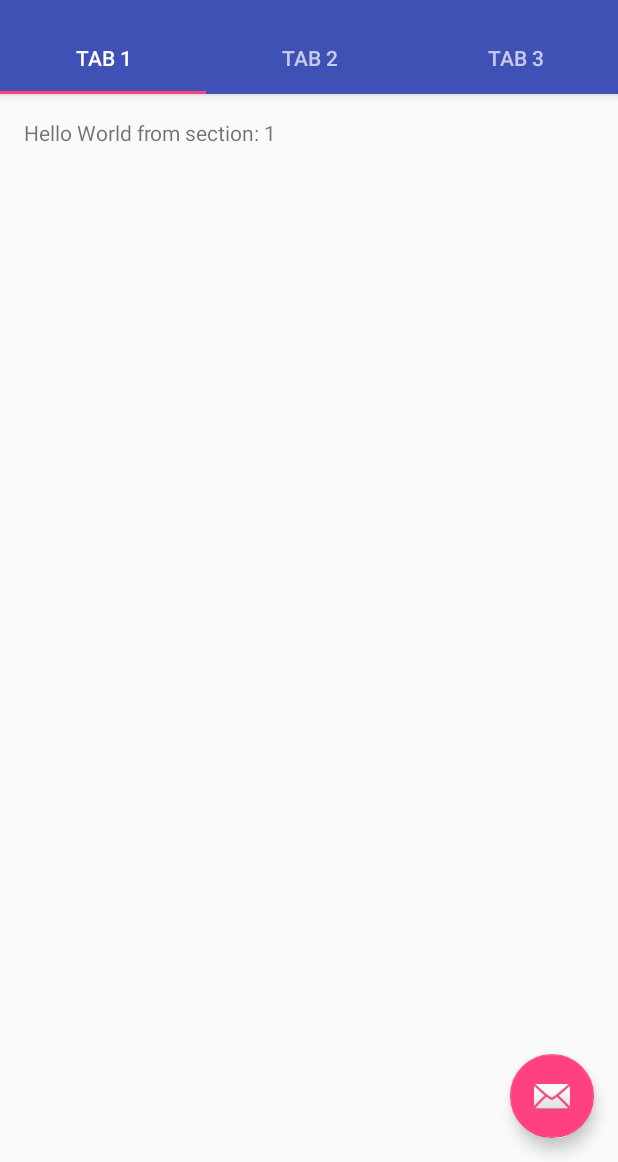
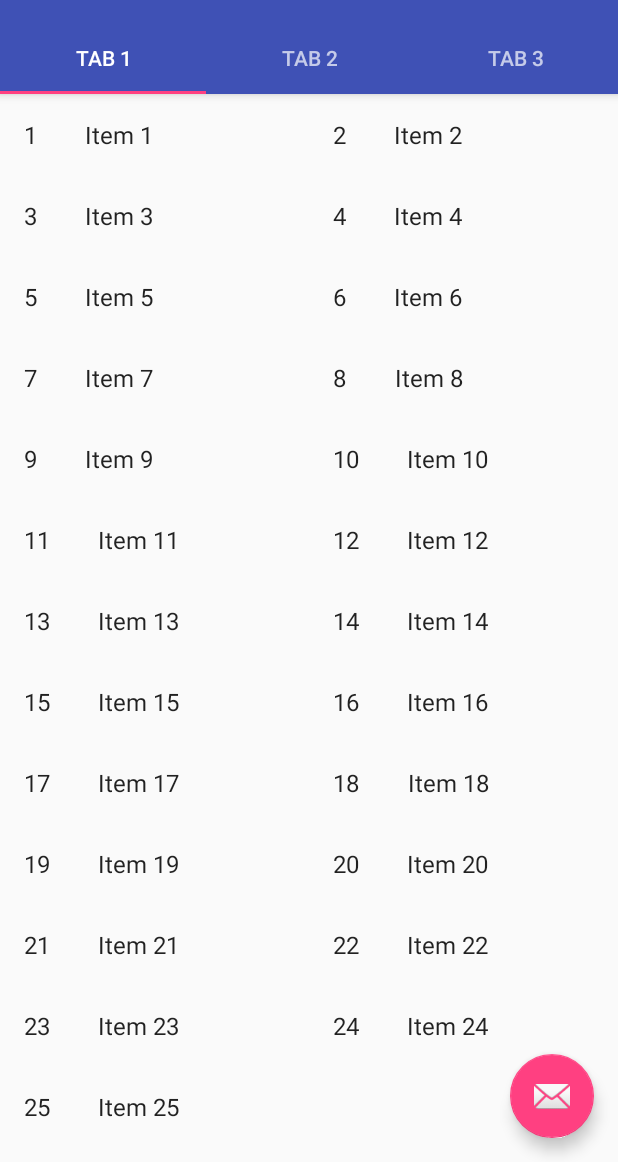
Before and after one commit to Guribot/weekender, an Android app: the TripActivity screen opened directly, with no data from a screen before it, on a phone screen of 412 x 824 dp, the part 74-1236 px from its top. Run offline under Robolectric (Android 15) with nearby library versions, the phone set to English and light mode, and no system bars; Roboto replaces fonts that are not available here.

Commit message:
trip list tab view displays grid list (places)

```diff
--- /dev/null
+++ b/app/src/main/java/com/katespitzer/android/weekender/MyPlaceRecyclerViewAdapter.java
@@ -0,0 +1,77 @@
+package com.katespitzer.android.weekender;
+
+import android.support.v7.widget.RecyclerView;
+import android.view.LayoutInflater;
+import android.view.View;
+import android.view.ViewGroup;
+import android.widget.TextView;
+
+import com.katespitzer.android.weekender.TripPlaceFragment.OnListFragmentInteractionListener;
+import com.katespitzer.android.weekender.dummy.DummyContent.DummyItem;
+
+import java.util.List;
+
+/**
+ * {@link RecyclerView.Adapter} that can display a {@link DummyItem} and makes a call to the
+ * specified {@link OnListFragmentInteractionListener}.
+ * TODO: Replace the implementation with code for your data type.
+ */
+public class MyPlaceRecyclerViewAdapter extends RecyclerView.Adapter<MyPlaceRecyclerViewAdapter.ViewHolder> {
+
+    private final List<DummyItem> mValues;
+    private final OnListFragmentInteractionListener mListener;
+
+    public MyPlaceRecyclerViewAdapter(List<DummyItem> items, OnListFragmentInteractionListener listener) {
+        mValues = items;
+        mListener = listener;
+    }
+
+    @Override
+    public ViewHolder onCreateViewHolder(ViewGroup parent, int viewType) {
+        View view = LayoutInflater.from(parent.getContext())
+                .inflate(R.layout.fragment_place, parent, false);
+        return new ViewHolder(view);
+    }
+
+    @Override
+    public void onBindViewHolder(final ViewHolder holder, int position) {
+        holder.mItem = mValues.get(position);
+        holder.mIdView.setText(mValues.get(position).id);
+        holder.mContentView.setText(mValues.get(position).content);
+
+        holder.mView.setOnClickListener(new View.OnClickListener() {
+            @Override
+            public void onClick(View v) {
+                if (null != mListener) {
+                    // Notify the active callbacks interface (the activity, if the
+                    // fragment is attached to one) that an item has been selected.
+                    mListener.onListFragmentInteraction(holder.mItem);
+                }
+            }
+        });
+    }
+
+    @Override
+    public int getItemCount() {
+        return mValues.size();
+    }
+
+    public class ViewHolder extends RecyclerView.ViewHolder {
+        public final View mView;
+        public final TextView mIdView;
+        public final TextView mContentView;
+        public DummyItem mItem;
+
+        public ViewHolder(View view) {
+            super(view);
+            mView = view;
+            mIdView = (TextView) view.findViewById(R.id.id);
+            mContentView = (TextView) view.findViewById(R.id.content);
+        }
+
+        @Override
+        public String toString() {
+            return super.toString() + " '" + mContentView.getText() + "'";
+        }
+    }
+}
--- a/app/src/main/java/com/katespitzer/android/weekender/TripActivity.java
+++ b/app/src/main/java/com/katespitzer/android/weekender/TripActivity.java
@@ -13,6 +13,7 @@ import android.support.v4.app.FragmentManager;
 import android.support.v4.app.FragmentPagerAdapter;
 import android.support.v4.view.ViewPager;
 import android.os.Bundle;
+import android.util.Log;
 import android.view.LayoutInflater;
 import android.view.Menu;
 import android.view.MenuItem;
@@ -21,9 +22,11 @@ import android.view.ViewGroup;
 
 import android.widget.TextView;
 
+import com.katespitzer.android.weekender.dummy.DummyContent;
+
 import java.util.UUID;
 
-public class TripActivity extends AppCompatActivity {
+public class TripActivity extends AppCompatActivity implements TripPlaceFragment.OnListFragmentInteractionListener {
 
     private static final String TAG = "TripActivity";
     private static final String EXTRA_TRIP_UUID = "com.katespitzer.android.weekender.trip_uuid";
@@ -81,6 +84,10 @@ public class TripActivity extends AppCompatActivity {
         return intent;
     }
 
+    @Override
+    public void onListFragmentInteraction(DummyContent.DummyItem item) {
+        Log.i(TAG, "onListFragmentInteraction: " + item);
+    }
 
     @Override
     public boolean onCreateOptionsMenu(Menu menu) {
@@ -153,7 +160,12 @@ public class TripActivity extends AppCompatActivity {
         public Fragment getItem(int position) {
             // getItem is called to instantiate the fragment for the given page.
             // Return a PlaceholderFragment (defined as a static inner class below).
-            return PlaceholderFragment.newInstance(position + 1);
+
+            Fragment fragment = TripPlaceFragment.newInstance(2);
+
+//            return PlaceholderFragment.newInstance(position + 1);
+
+            return fragment;
         }
 
         @Override
--- /dev/null
+++ b/app/src/main/java/com/katespitzer/android/weekender/TripPlaceFragment.java
@@ -0,0 +1,109 @@
+package com.katespitzer.android.weekender;
+
+import android.content.Context;
+import android.os.Bundle;
+import android.support.v4.app.Fragment;
+import android.support.v7.widget.GridLayoutManager;
+import android.support.v7.widget.LinearLayoutManager;
+import android.support.v7.widget.RecyclerView;
+import android.view.LayoutInflater;
+import android.view.View;
+import android.view.ViewGroup;
+
+import com.katespitzer.android.weekender.dummy.DummyContent;
+import com.katespitzer.android.weekender.dummy.DummyContent.DummyItem;
+
+import java.util.List;
+
+/**
+ * A fragment representing a list of Items.
+ * <p/>
+ * Activities containing this fragment MUST implement the {@link OnListFragmentInteractionListener}
+ * interface.
+ */
+public class TripPlaceFragment extends Fragment {
+
+    // TODO: Customize parameter argument names
+    private static final String ARG_COLUMN_COUNT = "column-count";
+    // TODO: Customize parameters
+    private int mColumnCount = 2;
+    private OnListFragmentInteractionListener mListener;
+
+    /**
+     * Mandatory empty constructor for the fragment manager to instantiate the
+     * fragment (e.g. upon screen orientation changes).
+     */
+    public TripPlaceFragment() {
+    }
+
+    // TODO: Customize parameter initialization
+    @SuppressWarnings("unused")
+    public static TripPlaceFragment newInstance(int columnCount) {
+        TripPlaceFragment fragment = new TripPlaceFragment();
+        Bundle args = new Bundle();
+        args.putInt(ARG_COLUMN_COUNT, columnCount);
+        fragment.setArguments(args);
+        return fragment;
+    }
+
+    @Override
+    public void onCreate(Bundle savedInstanceState) {
+        super.onCreate(savedInstanceState);
+
+        if (getArguments() != null) {
+            mColumnCount = getArguments().getInt(ARG_COLUMN_COUNT);
+        }
+    }
+
+    @Override
+    public View onCreateView(LayoutInflater inflater, ViewGroup container,
+                             Bundle savedInstanceState) {
+        View view = inflater.inflate(R.layout.fragment_place_list, container, false);
+
+        // Set the adapter
+        if (view instanceof RecyclerView) {
+            Context context = view.getContext();
+            RecyclerView recyclerView = (RecyclerView) view;
+            if (mColumnCount <= 1) {
+                recyclerView.setLayoutManager(new LinearLayoutManager(context));
+            } else {
+                recyclerView.setLayoutManager(new GridLayoutManager(context, mColumnCount));
+            }
+            recyclerView.setAdapter(new MyPlaceRecyclerViewAdapter(DummyContent.ITEMS, mListener));
+        }
+        return view;
+    }
+
+
+    @Override
+    public void onAttach(Context context) {
+        super.onAttach(context);
+        if (context instanceof OnListFragmentInteractionListener) {
+            mListener = (OnListFragmentInteractionListener) context;
+        } else {
+            throw new RuntimeException(context.toString()
+                    + " must implement OnListFragmentInteractionListener");
+        }
+    }
+
+    @Override
+    public void onDetach() {
+        super.onDetach();
+        mListener = null;
+    }
+
+    /**
+     * This interface must be implemented by activities that contain this
+     * fragment to allow an interaction in this fragment to be communicated
+     * to the activity and potentially other fragments contained in that
+     * activity.
+     * <p/>
+     * See the Android Training lesson <a href=
+     * "http://developer.android.com/training/basics/fragments/communicating.html"
+     * >Communicating with Other Fragments</a> for more information.
+     */
+    public interface OnListFragmentInteractionListener {
+        // TODO: Update argument type and name
+        void onListFragmentInteraction(DummyItem item);
+    }
+}
--- /dev/null
+++ b/app/src/main/java/com/katespitzer/android/weekender/dummy/DummyContent.java
@@ -0,0 +1,72 @@
+package com.katespitzer.android.weekender.dummy;
+
+import java.util.ArrayList;
+import java.util.HashMap;
+import java.util.List;
+import java.util.Map;
+
+/**
+ * Helper class for providing sample content for user interfaces created by
+ * Android template wizards.
+ * <p>
+ * TODO: Replace all uses of this class before publishing your app.
+ */
+public class DummyContent {
+
+    /**
+     * An array of sample (dummy) items.
+     */
+    public static final List<DummyItem> ITEMS = new ArrayList<DummyItem>();
+
+    /**
+     * A map of sample (dummy) items, by ID.
+     */
+    public static final Map<String, DummyItem> ITEM_MAP = new HashMap<String, DummyItem>();
+
+    private static final int COUNT = 25;
+
+    static {
+        // Add some sample items.
+        for (int i = 1; i <= COUNT; i++) {
+            addItem(createDummyItem(i));
+        }
+    }
+
+    private static void addItem(DummyItem item) {
+        ITEMS.add(item);
+        ITEM_MAP.put(item.id, item);
+    }
+
+    private static DummyItem createDummyItem(int position) {
+        return new DummyItem(String.valueOf(position), "Item " + position, makeDetails(position));
+    }
+
+    private static String makeDetails(int position) {
+        StringBuilder builder = new StringBuilder();
+        builder.append("Details about Item: ").append(position);
+        for (int i = 0; i < position; i++) {
+            builder.append("\nMore details information here.");
+        }
+        return builder.toString();
+    }
+
+    /**
+     * A dummy item representing a piece of content.
+     */
+    public static class DummyItem {
+        public final String id;
+        public final String content;
+        public final String details;
+
+        public DummyItem(String id, String content, String details) {
+            this.id = id;
+            this.content = content;
+            this.details = details;
+        }
+
+        @Override
+        public String toString() {
+            return content;
+        }
+    }
+}
--- /dev/null
+++ b/app/src/main/res/layout/fragment_place.xml
@@ -0,0 +1,20 @@
+<?xml version="1.0" encoding="utf-8"?>
+<LinearLayout xmlns:android="http://schemas.android.com/apk/res/android"
+    android:layout_width="wrap_content"
+    android:layout_height="wrap_content"
+    android:orientation="horizontal">
+
+    <TextView
+        android:id="@+id/id"
+        android:layout_width="wrap_content"
+        android:layout_height="wrap_content"
+        android:layout_margin="@dimen/text_margin"
+        android:textAppearance="?attr/textAppearanceListItem" />
+
+    <TextView
+        android:id="@+id/content"
+        android:layout_width="wrap_content"
+        android:layout_height="wrap_content"
+        android:layout_margin="@dimen/text_margin"
+        android:textAppearance="?attr/textAppearanceListItem" />
+</LinearLayout>
--- /dev/null
+++ b/app/src/main/res/layout/fragment_place_list.xml
@@ -0,0 +1,13 @@
+<?xml version="1.0" encoding="utf-8"?>
+<android.support.v7.widget.RecyclerView xmlns:android="http://schemas.android.com/apk/res/android"
+    xmlns:app="http://schemas.android.com/apk/res-auto"
+    xmlns:tools="http://schemas.android.com/tools"
+    android:id="@+id/list"
+    android:name="com.katespitzer.android.weekender.TripPlaceFragment"
+    android:layout_width="match_parent"
+    android:layout_height="match_parent"
+    android:layout_marginLeft="16dp"
+    android:layout_marginRight="16dp"
+    app:layoutManager="LinearLayoutManager"
+    tools:context="com.katespitzer.android.weekender.TripPlaceFragment"
+    tools:listitem="@layout/fragment_place" />
--- a/app/src/main/res/values/dimens.xml
+++ b/app/src/main/res/values/dimens.xml
@@ -4,4 +4,5 @@
     <dimen name="activity_vertical_margin">16dp</dimen>
     <dimen name="fab_margin">16dp</dimen>
     <dimen name="appbar_padding_top">8dp</dimen>
+    <dimen name="text_margin">16dp</dimen>
 </resources>
```
